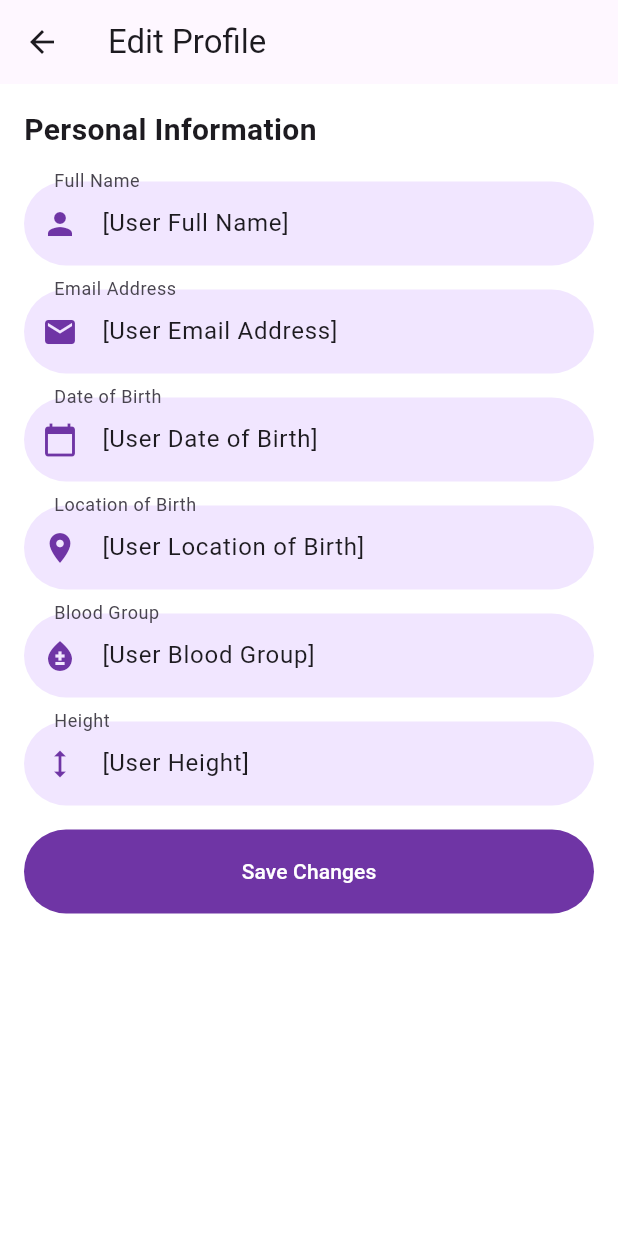
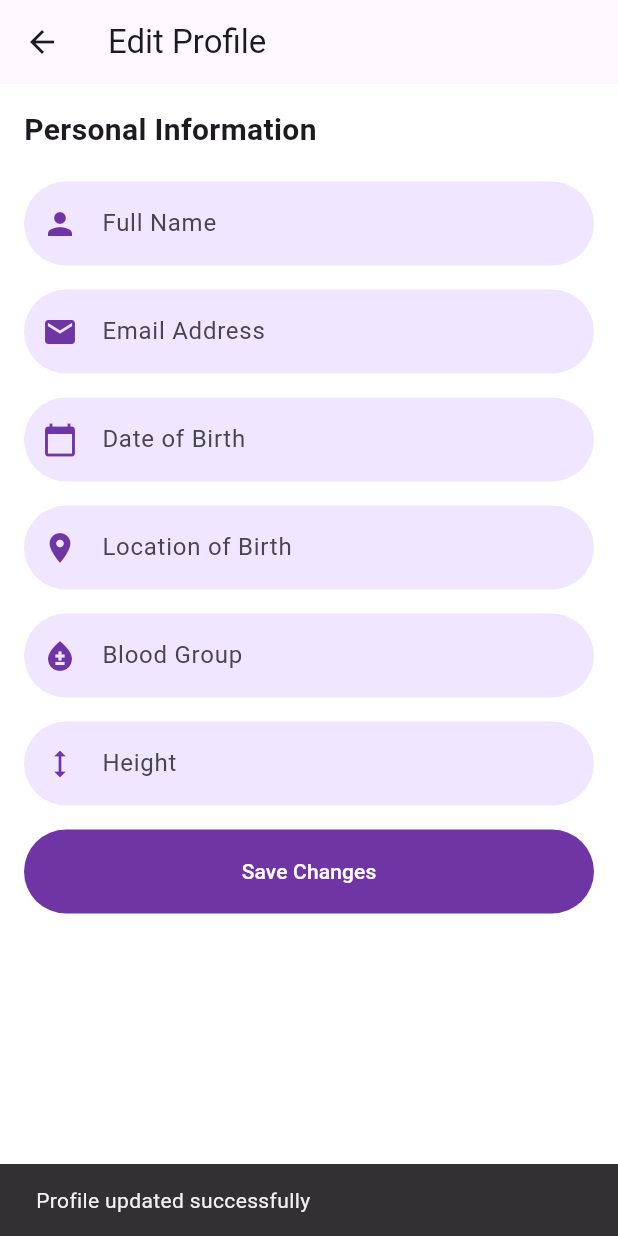
Before and after one commit to LuwinWickramasinghe/Biomark, a Flutter app: the EditProfileScreen screen opened directly, after a tap on "Save Changes", on a phone screen of 412 x 824 dp. Run offline on Flutter 3.47's test engine with Material 3 defaults, Android fonts, the phone set to English and light mode, and no system bars; our stand-ins replace cloud_firestore, firebase_core, flutter_svg, sqflite; missing offline and left inert: encrypt; accounts and stored records are empty.

Commit message:
fixes done by IDE

```diff
--- a/lib/Screens/AccountRecovery/account_recovery.dart
+++ b/lib/Screens/AccountRecovery/account_recovery.dart
@@ -3,7 +3,7 @@ import 'package:biomark/constants.dart';
 import '../RecoveryConfirmation/recovery_confirmation_screen.dart';
 
 class AccountRecoveryScreen extends StatelessWidget {
-  const AccountRecoveryScreen({Key? key}) : super(key: key);
+  const AccountRecoveryScreen({super.key});
 
   @override
   Widget build(BuildContext context) {
--- a/lib/Screens/EditProfile/edit_profile.dart
+++ b/lib/Screens/EditProfile/edit_profile.dart
@@ -1,8 +1,20 @@
 import 'package:flutter/material.dart';
+import 'package:cloud_firestore/cloud_firestore.dart';
 import 'package:biomark/constants.dart';
+import 'package:biomark/util/database_helper.dart';
+import 'package:biomark/util/firebase_helper.dart';
+import '../../service/UserService.dart';
 
 class EditProfileScreen extends StatelessWidget {
-  const EditProfileScreen({Key? key}) : super(key: key);
+  final TextEditingController fullNameController = TextEditingController();
+  final TextEditingController emailController = TextEditingController();
+  final TextEditingController dobController = TextEditingController();
+  final TextEditingController locationController = TextEditingController();
+  final TextEditingController bloodGroupController = TextEditingController();
+  final TextEditingController heightController = TextEditingController();
+  final UserService _userService = UserService();
+
+  EditProfileScreen({super.key});
 
   @override
   Widget build(BuildContext context) {
@@ -24,7 +36,7 @@ class EditProfileScreen extends StatelessWidget {
 
               // Full Name Field
               TextFormField(
-                initialValue: "[User Full Name]",
+                controller: fullNameController,
                 decoration: const InputDecoration(
                   labelText: "Full Name",
                   prefixIcon: Icon(Icons.person),
@@ -34,7 +46,7 @@ class EditProfileScreen extends StatelessWidget {
 
               // Email Address Field
               TextFormField(
-                initialValue: "[User Email Address]",
+                controller: emailController,
                 keyboardType: TextInputType.emailAddress,
                 decoration: const InputDecoration(
                   labelText: "Email Address",
@@ -45,7 +57,7 @@ class EditProfileScreen extends StatelessWidget {
 
               // Date of Birth Field
               TextFormField(
-                initialValue: "[User Date of Birth]",
+                controller: dobController,
                 decoration: const InputDecoration(
                   labelText: "Date of Birth",
                   prefixIcon: Icon(Icons.calendar_today),
@@ -55,7 +67,7 @@ class EditProfileScreen extends StatelessWidget {
 
               // Location of Birth Field
               TextFormField(
-                initialValue: "[User Location of Birth]",
+                controller: locationController,
                 decoration: const InputDecoration(
                   labelText: "Location of Birth",
                   prefixIcon: Icon(Icons.location_on),
@@ -65,7 +77,7 @@ class EditProfileScreen extends StatelessWidget {
 
               // Blood Group Field
               TextFormField(
-                initialValue: "[User Blood Group]",
+                controller: bloodGroupController,
                 decoration: const InputDecoration(
                   labelText: "Blood Group",
                   prefixIcon: Icon(Icons.bloodtype),
@@ -75,7 +87,7 @@ class EditProfileScreen extends StatelessWidget {
 
               // Height Field
               TextFormField(
-                initialValue: "[User Height]",
+                controller: heightController,
                 keyboardType: TextInputType.number,
                 decoration: const InputDecoration(
                   labelText: "Height",
@@ -87,8 +99,8 @@ class EditProfileScreen extends StatelessWidget {
               // Save Changes Button
               Center(
                 child: ElevatedButton(
-                  onPressed: () {
-                    // Handle save changes action
+                  onPressed: () async {
+                    await _saveProfileData(context);
                   },
                   child: const Text("Save Changes"),
                 ),
@@ -99,4 +111,33 @@ class EditProfileScreen extends StatelessWidget {
       ),
     );
   }
+
+  Future<void> _saveProfileData(BuildContext context) async {
+    try {
+      final email = emailController.text;
+
+      // Retrieve the existing user data or create a new profile data map
+      final profileData = {
+        'fullName': fullNameController.text,
+        'email': email,
+        'dateOfBirth': dobController.text,
+        'locationOfBirth': locationController.text,
+        'bloodGroup': bloodGroupController.text,
+        'height': heightController.text,
+      };
+
+      // Save profile data to Firebase and cache it in SQLite
+      await FirebaseFirestore.instance.collection('userProfiles').doc(email).set(profileData);
+      await DatabaseHelper.instance.cacheUser(profileData);
+
+      // Show success message
+      ScaffoldMessenger.of(context).showSnackBar(
+        const SnackBar(content: Text('Profile updated successfully')),
+      );
+    } catch (e) {
+      ScaffoldMessenger.of(context).showSnackBar(
+        SnackBar(content: Text('Failed to update profile: $e')),
+      );
+    }
+  }
 }
--- a/lib/Screens/Menu/menu_screen.dart
+++ b/lib/Screens/Menu/menu_screen.dart
@@ -100,7 +100,7 @@ class _MenuScreenState extends State<MenuScreen> {
                         Navigator.push(
                           context,
                           MaterialPageRoute(
-                            builder: (context) => const EditProfileScreen(),
+                            builder: (context) => EditProfileScreen(),
                           ),
                         );
                       },
@@ -113,7 +113,7 @@ class _MenuScreenState extends State<MenuScreen> {
                         Navigator.push(
                           context,
                           MaterialPageRoute(
-                            builder: (context) => const EditProfileScreen(),
+                            builder: (context) => EditProfileScreen(),
                           ),
                         );
                       },
--- a/lib/Screens/RecoveryConfirmation/recovery_confirmation_screen.dart
+++ b/lib/Screens/RecoveryConfirmation/recovery_confirmation_screen.dart
@@ -4,7 +4,7 @@ import '../RecoveryConfirmation/recovery_unsuccessful.dart';
 import 'package:biomark/constants.dart';
 
 class PasswordResetScreen extends StatefulWidget {
-  const PasswordResetScreen({Key? key}) : super(key: key);
+  const PasswordResetScreen({super.key});
 
   @override
   _PasswordResetScreenState createState() => _PasswordResetScreenState();
--- a/lib/Screens/RecoveryConfirmation/recovery_successful.dart
+++ b/lib/Screens/RecoveryConfirmation/recovery_successful.dart
@@ -3,7 +3,7 @@ import 'package:biomark/Screens/Login/login_screen.dart';
 import 'package:biomark/constants.dart';
 
 class RecoverySuccessfulScreen extends StatelessWidget {
-  const RecoverySuccessfulScreen({Key? key}) : super(key: key);
+  const RecoverySuccessfulScreen({super.key});
 
   @override
   Widget build(BuildContext context) {
--- a/lib/Screens/RecoveryConfirmation/recovery_unsuccessful.dart
+++ b/lib/Screens/RecoveryConfirmation/recovery_unsuccessful.dart
@@ -2,7 +2,7 @@ import 'package:flutter/material.dart';
 import 'package:biomark/constants.dart';
 
 class RecoveryUnsuccessfulScreen extends StatelessWidget {
-  const RecoveryUnsuccessfulScreen({Key? key}) : super(key: key);
+  const RecoveryUnsuccessfulScreen({super.key});
 
   @override
   Widget build(BuildContext context) {
--- a/lib/Screens/SignupQuestions/signup_questions_screen.dart
+++ b/lib/Screens/SignupQuestions/signup_questions_screen.dart
@@ -37,7 +37,7 @@ class SignUpQuestionScreen extends StatelessWidget {
                       width: 450,
                       child: SignUpQuestionForm(name: name, email: email, password: password),
                     ),
-                    SizedBox(height: defaultPadding / 2),
+                    const SizedBox(height: defaultPadding / 2),
                   ],
                 ),
               )
@@ -68,12 +68,12 @@ class MobileSignupQuestionScreen extends StatelessWidget {
       children: <Widget>[
         Row(
           children: [
-            Spacer(),
+            const Spacer(),
             Expanded(
               flex: 8,
               child: SignUpQuestionForm(name: name, email: email, password: password),
             ),
-            Spacer(),
+            const Spacer(),
           ],
         ),
       ],
--- a/lib/components/background.dart
+++ b/lib/components/background.dart
@@ -15,7 +15,7 @@ class Background extends StatelessWidget {
   Widget build(BuildContext context) {
     return Scaffold(
       resizeToAvoidBottomInset: true, // Enable resizing to avoid overflow
-      body: Container(
+      body: SizedBox(
         width: double.infinity,
         height: MediaQuery.of(context).size.height,
         child: Stack(
--- a/lib/main.dart
+++ b/lib/main.dart
@@ -4,7 +4,6 @@ import 'package:biomark/Screens/Welcome/welcome_screen.dart';
 import 'package:biomark/constants.dart';
 import 'package:firebase_core/firebase_core.dart';
 // SQLite for mobile
-import 'package:sqflite/sqflite.dart';
 
 void main() async {
   // Ensure Flutter bindings are initialized
```
